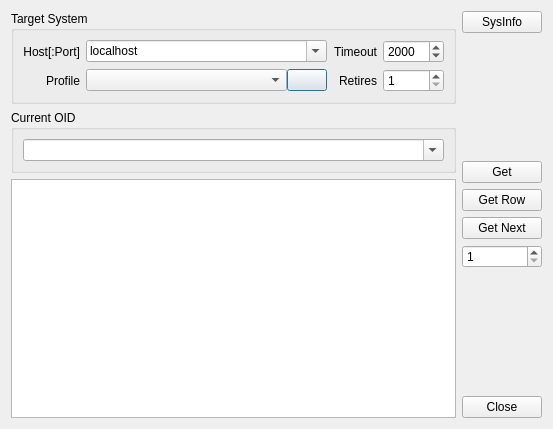
Above: view/method/qMibGetValueDlg.ui from khomchenkovaa/QHostMonitor before the change. Below: the same form after it.
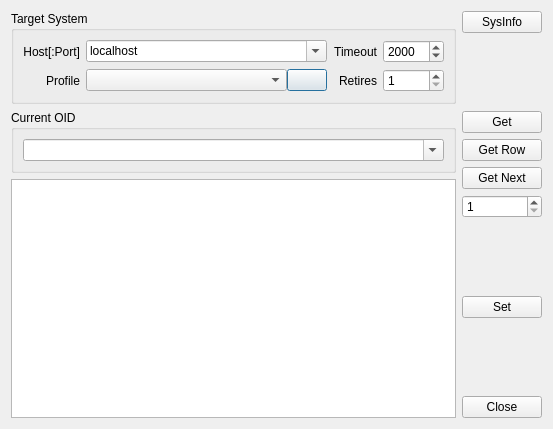
That is the form after the change. Icons and pictures are not drawn.

```diff
--- a/view/method/qMibGetValueDlg.ui
+++ b/view/method/qMibGetValueDlg.ui
@@ -205,6 +205,26 @@
        </property>
       </widget>
      </item>
+     <item>
+      <spacer name="verticalSpacer_3">
+       <property name="orientation">
+        <enum>Qt::Vertical</enum>
+       </property>
+       <property name="sizeHint" stdset="0">
+        <size>
+         <width>20</width>
+         <height>40</height>
+        </size>
+       </property>
+      </spacer>
+     </item>
+     <item>
+      <widget class="QPushButton" name="btnSet">
+       <property name="text">
+        <string>Set</string>
+       </property>
+      </widget>
+     </item>
      <item>
       <spacer name="verticalSpacer_2">
        <property name="orientation">
```
